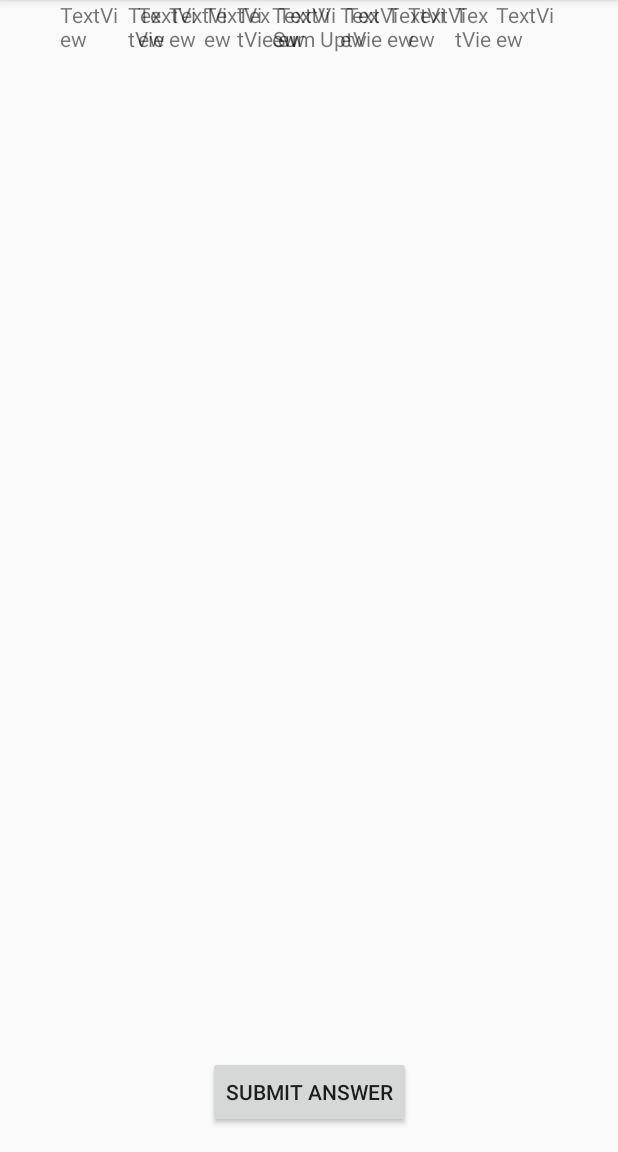
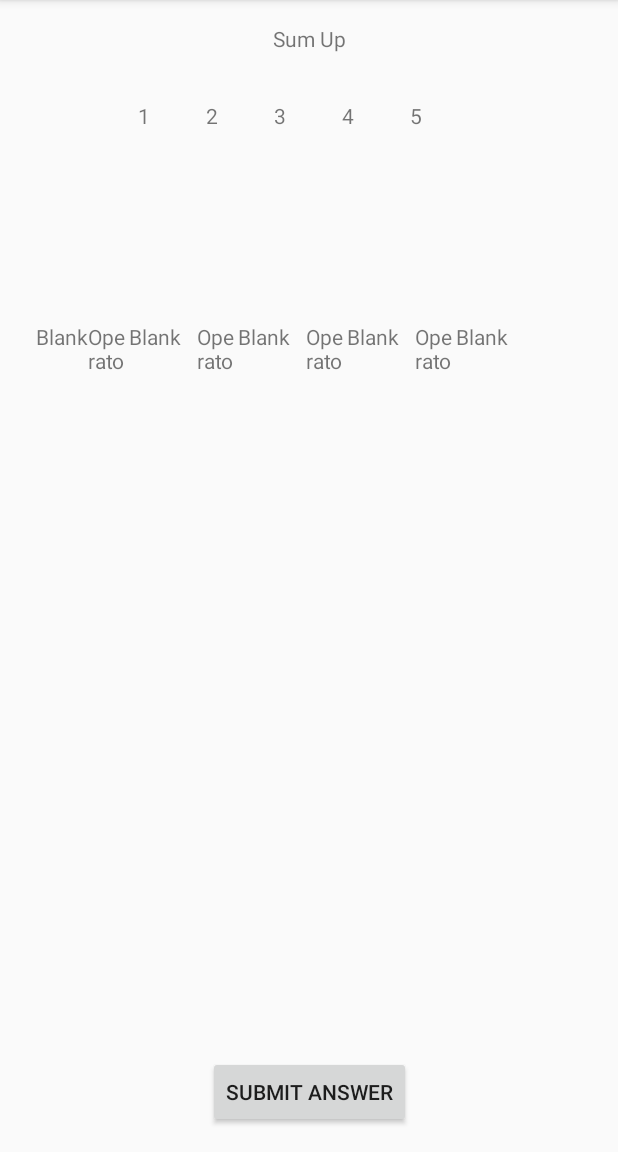
Before and after one commit to Tsz-Fung-Ryan/Andoird_Mobile_Sum_Up, an Android app: the GameActivity screen opened directly, with no data from a screen before it, on a phone screen of 412 x 824 dp, the part 84-1236 px from its top. Run offline under Robolectric (Android 15) with nearby library versions, the phone set to English and light mode, and no system bars.

Commit message:
Added switching of element text for moving numbers into equation and more
Added switching of element text for the generated numbers and the blank spaces for them. Also added cycling of operators with just + and - so far

```diff
--- a/app/src/main/java/com/example/cps731_project/GameActivity.java
+++ b/app/src/main/java/com/example/cps731_project/GameActivity.java
@@ -3,12 +3,49 @@ package com.example.cps731_project;
 import androidx.appcompat.app.AppCompatActivity;
 
 import android.os.Bundle;
+import android.view.View;
+import android.widget.TextView;
 
 public class GameActivity extends AppCompatActivity {
+
+    private TextView selectedView = null;
 
     @Override
     protected void onCreate(Bundle savedInstanceState) {
         super.onCreate(savedInstanceState);
         setContentView(R.layout.activity_game);
     }
+
+    public void elementClick(View view) {
+        TextView textView = (TextView) view;
+
+        if(selectedView == textView) {
+            textView.setTextSize(14);
+            selectedView = null;
+        } else if(selectedView != null) {
+            switchValues(selectedView, textView);
+            selectedView.setTextSize(14);
+            textView.setTextSize(14);
+            selectedView = null;
+        } else {
+            textView.setTextSize(28);
+            selectedView = textView;
+        }
+    }
+
+    public void switchValues(TextView view1, TextView view2) {
+        String temp = view1.getText().toString();
+        view1.setText(view2.getText());
+        view2.setText(temp);
+    }
+
+    public void cycleOperators(View view) {
+        TextView textView = (TextView) view;
+
+        if(textView.getText().toString().equals("+")) {
+            textView.setText("-");
+        } else {
+            textView.setText("+");
+        }
+    }
 }
--- a/app/src/main/res/layout/activity_game.xml
+++ b/app/src/main/res/layout/activity_game.xml
@@ -7,28 +7,31 @@
     tools:context=".GameActivity">
 
     <TextView
-        android:id="@+id/textView13"
+        android:id="@+id/operator3"
         android:layout_width="27dp"
         android:layout_height="36dp"
-        android:text="TextView"
+        android:onClick="cycleOperators"
+        android:text="Operator"
         app:layout_constraintStart_toEndOf="@+id/space3"
-        tools:layout_editor_absoluteY="356dp" />
+        app:layout_constraintTop_toTopOf="@+id/space3" />
 
     <TextView
-        android:id="@+id/textView15"
+        android:id="@+id/operator4"
         android:layout_width="27dp"
         android:layout_height="36dp"
-        android:text="TextView"
+        android:onClick="cycleOperators"
+        android:text="Operator"
         app:layout_constraintStart_toEndOf="@+id/space4"
-        tools:layout_editor_absoluteY="356dp" />
+        app:layout_constraintTop_toTopOf="@+id/space4" />
 
     <TextView
-        android:id="@+id/textView14"
+        android:id="@+id/operator2"
         android:layout_width="27dp"
         android:layout_height="36dp"
-        android:text="TextView"
+        android:onClick="cycleOperators"
+        android:text="Operator"
         app:layout_constraintStart_toEndOf="@+id/space2"
-        tools:layout_editor_absoluteY="356dp" />
+        app:layout_constraintTop_toTopOf="@+id/space2" />
 
     <TextView
         android:id="@+id/gameTitle"
@@ -52,96 +55,107 @@
 
     <TextView
         android:id="@+id/space1"
+        android:layout_width="0dp"
+        android:layout_height="wrap_content"
+        android:layout_marginStart="24dp"
+        android:layout_marginLeft="24dp"
+        android:layout_marginTop="128dp"
+        android:onClick="elementClick"
+        android:text="Blank"
+        app:layout_constraintStart_toStartOf="parent"
+        app:layout_constraintTop_toBottomOf="@+id/operand1" />
+
+    <TextView
+        android:id="@+id/operand5"
         android:layout_width="45dp"
         android:layout_height="wrap_content"
-        android:layout_marginStart="40dp"
-        android:layout_marginLeft="40dp"
-        android:text="TextView"
-        app:layout_constraintStart_toStartOf="parent"
-        tools:layout_editor_absoluteY="356dp" />
+        android:onClick="elementClick"
+        android:text="5"
+        app:layout_constraintStart_toEndOf="@+id/operand4"
+        app:layout_constraintTop_toTopOf="@+id/operand4" />
 
     <TextView
-        android:id="@+id/textView6"
+        android:id="@+id/operand2"
         android:layout_width="45dp"
         android:layout_height="wrap_content"
-        android:text="TextView"
-        app:layout_constraintStart_toEndOf="@+id/textView10"
-        tools:layout_editor_absoluteY="154dp" />
+        android:onClick="elementClick"
+        android:text="2"
+        app:layout_constraintStart_toEndOf="@+id/operand1"
+        app:layout_constraintTop_toTopOf="@+id/operand1" />
 
     <TextView
-        android:id="@+id/textView10"
+        android:id="@+id/operand3"
         android:layout_width="45dp"
         android:layout_height="wrap_content"
-        android:text="TextView"
-        app:layout_constraintStart_toEndOf="@+id/textView9"
-        tools:layout_editor_absoluteY="154dp" />
+        android:onClick="elementClick"
+        android:text="3"
+        app:layout_constraintStart_toEndOf="@+id/operand2"
+        app:layout_constraintTop_toTopOf="@+id/operand2" />
 
     <TextView
-        android:id="@+id/textView9"
+        android:id="@+id/operand4"
         android:layout_width="45dp"
         android:layout_height="wrap_content"
-        android:text="TextView"
-        app:layout_constraintStart_toEndOf="@+id/textView8"
-        tools:layout_editor_absoluteY="154dp" />
+        android:onClick="elementClick"
+        android:text="4"
+        app:layout_constraintStart_toEndOf="@+id/operand3"
+        app:layout_constraintTop_toTopOf="@+id/operand3" />
 
     <TextView
-        android:id="@+id/textView8"
-        android:layout_width="45dp"
-        android:layout_height="wrap_content"
-        android:layout_marginStart="136dp"
-        android:layout_marginLeft="136dp"
-        android:text="TextView"
-        app:layout_constraintStart_toStartOf="parent"
-        tools:layout_editor_absoluteY="154dp" />
-
-    <TextView
-        android:id="@+id/textView7"
+        android:id="@+id/operand1"
         android:layout_width="45dp"
         android:layout_height="wrap_content"
         android:layout_marginStart="92dp"
         android:layout_marginLeft="92dp"
-        android:text="TextView"
+        android:layout_marginTop="32dp"
+        android:onClick="elementClick"
+        android:text="1"
         app:layout_constraintStart_toStartOf="parent"
-        tools:layout_editor_absoluteY="154dp" />
+        app:layout_constraintTop_toBottomOf="@+id/gameTitle" />
 
     <TextView
         android:id="@+id/space2"
         android:layout_width="45dp"
         android:layout_height="wrap_content"
-        android:text="TextView"
-        app:layout_constraintStart_toEndOf="@+id/textView12"
-        tools:layout_editor_absoluteY="356dp" />
+        android:onClick="elementClick"
+        android:text="Blank"
+        app:layout_constraintStart_toEndOf="@+id/operator1"
+        app:layout_constraintTop_toTopOf="@+id/operator1" />
 
     <TextView
         android:id="@+id/space3"
         android:layout_width="45dp"
         android:layout_height="wrap_content"
-        android:text="TextView"
-        app:layout_constraintStart_toEndOf="@+id/textView14"
-        tools:layout_editor_absoluteY="356dp" />
+        android:onClick="elementClick"
+        android:text="Blank"
+        app:layout_constraintStart_toEndOf="@+id/operator2"
+        app:layout_constraintTop_toTopOf="@+id/operator2" />
 
     <TextView
         android:id="@+id/space4"
         android:layout_width="45dp"
         android:layout_height="wrap_content"
-        android:text="TextView"
-        app:layout_constraintStart_toEndOf="@+id/textView13"
-        tools:layout_editor_absoluteY="356dp" />
+        android:onClick="elementClick"
+        android:text="Blank"
+        app:layout_constraintStart_toEndOf="@+id/operator3"
+        app:layout_constraintTop_toTopOf="@+id/operator3" />
 
     <TextView
         android:id="@+id/space5"
         android:layout_width="45dp"
         android:layout_height="wrap_content"
-        android:text="TextView"
-        app:layout_constraintStart_toEndOf="@+id/textView15"
-        tools:layout_editor_absoluteY="356dp" />
+        android:onClick="elementClick"
+        android:text="Blank"
+        app:layout_constraintStart_toEndOf="@+id/operator4"
+        app:layout_constraintTop_toTopOf="@+id/operator4" />
 
     <TextView
-        android:id="@+id/textView12"
+        android:id="@+id/operator1"
         android:layout_width="27dp"
         android:layout_height="36dp"
-        android:text="TextView"
+        android:onClick="cycleOperators"
+        android:text="Operator"
         app:layout_constraintStart_toEndOf="@+id/space1"
-        tools:layout_editor_absoluteY="356dp" />
+        app:layout_constraintTop_toTopOf="@+id/space1" />
 
 </androidx.constraintlayout.widget.ConstraintLayout>
```
